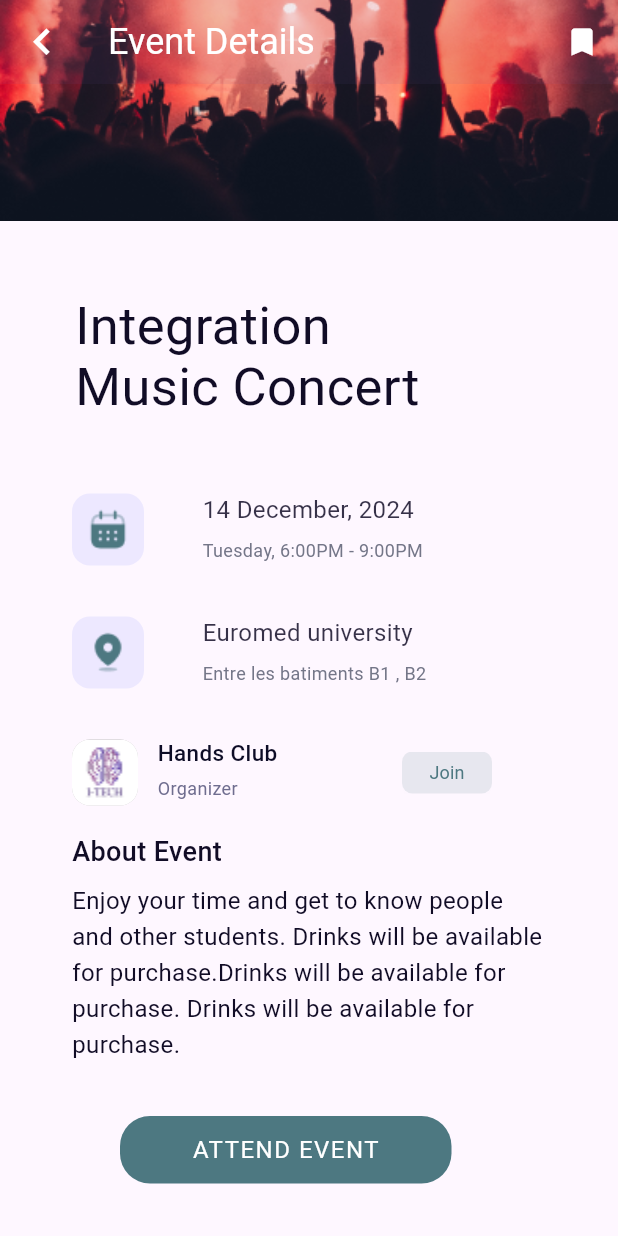
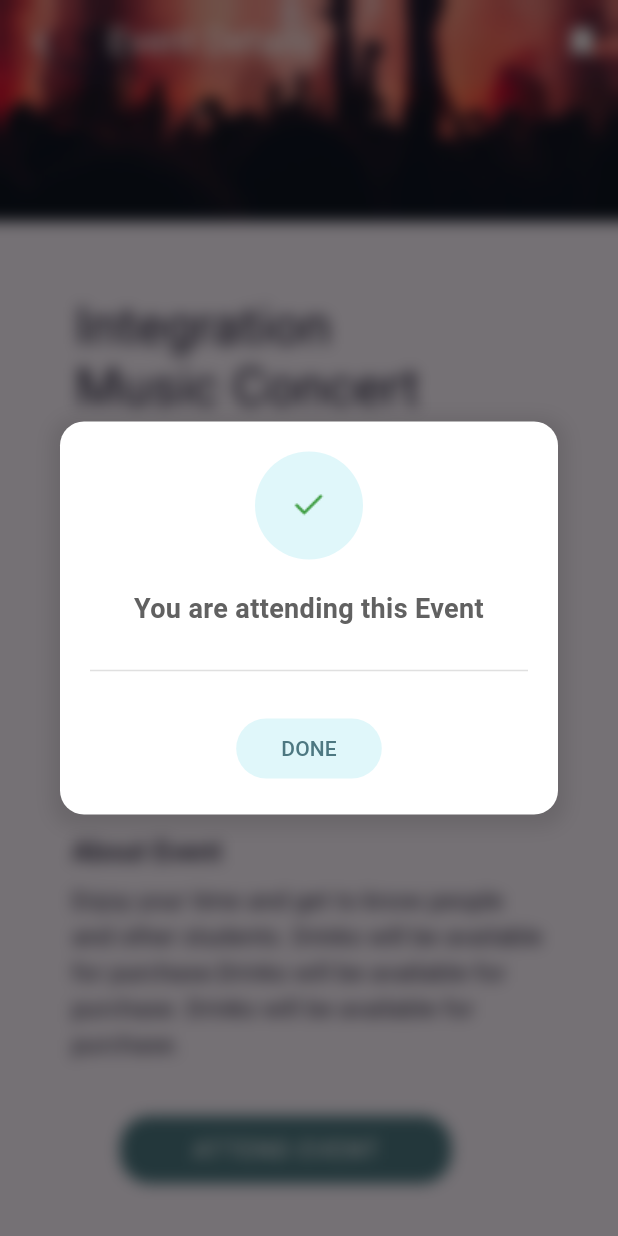
Before and after one commit to oussbad/Final-Project-flutter-, a Flutter app: the EventDetailsPage screen opened directly, scrolled down 104 dp, after a tap on "ATTEND EVENT", on a phone screen of 412 x 824 dp. Run offline on Flutter 3.47's test engine with Material 3 defaults, Android fonts, the light colour scheme and no system bars; our stand-ins replace image_picker; Roboto replaces fonts that are missing (ABeeZee, Airbnb Cereal App, Poppins).

Commit message:
added buttons interactions

```diff
--- a/lib/EventDetails.dart
+++ b/lib/EventDetails.dart
@@ -1,11 +1,17 @@
 import 'package:flutter/material.dart';
+import 'aboutClub.dart';
+import 'dart:ui';
+
 
 class EventDetailsPage extends StatefulWidget {
   @override
   _EventDetailsPageState createState() => _EventDetailsPageState();
+
 }
 
 class _EventDetailsPageState extends State<EventDetailsPage> {
+  final ValueNotifier<String> buttonText = ValueNotifier<String>('ATTEND EVENT');
+
   @override
   Widget build(BuildContext context) {
     return Scaffold(
@@ -365,7 +371,10 @@ class _EventDetailsPageState extends State<EventDetailsPage> {
                               top: -10,
                               child: TextButton(
                                 onPressed: () {
-                                  // Add your onPressed logic here
+                                  Navigator.push(
+                                    context,
+                                    MaterialPageRoute(builder: (context) => aboutClub()),
+                                  );
                                 },
                                 child: Text(
                                   'Join',
@@ -457,12 +466,15 @@ class _EventDetailsPageState extends State<EventDetailsPage> {
               color: Color(0xFF4D7881),
               shape: RoundedRectangleBorder(borderRadius: BorderRadius.circular(20)),
             ),
-            child: TextButton(
+            child: ValueListenableBuilder<String>(
+              valueListenable: buttonText,
+              builder: (context, value, child) {
+                return TextButton(
                   onPressed: () {
-                // Add your onPressed logic here
+                    _showBlurDialog(context);
                   },
                   child: Text(
-                'ATTEND EVENT',
+                    value,
                     style: TextStyle(
                       color: Colors.white,
                       fontSize: 16,
@@ -472,6 +484,8 @@ class _EventDetailsPageState extends State<EventDetailsPage> {
                       letterSpacing: 1,
                     ),
                   ),
+                );
+              },
             ),
           )
         ),
@@ -481,4 +495,102 @@ class _EventDetailsPageState extends State<EventDetailsPage> {
       ),
     );
   }
+
+  Future<void> _showBlurDialog(BuildContext context) {
+
+    return showDialog<void>(
+      context: context,
+
+      builder: (BuildContext context) {
+
+        return BackdropFilter(
+          filter: ImageFilter.blur(sigmaX: 5, sigmaY: 5),
+          child: Dialog(
+            shape: RoundedRectangleBorder(
+              borderRadius: BorderRadius.circular(16.0),
+            ),
+            backgroundColor: Colors.transparent,
+            child: Container(
+              padding: EdgeInsets.all(20.0),
+              decoration: BoxDecoration(
+                color: Colors.white,
+                borderRadius: BorderRadius.circular(16.0),
+                boxShadow: [
+                  BoxShadow(
+                    color: Colors.black.withOpacity(0.1),
+                    spreadRadius: 5,
+                    blurRadius: 10,
+                    offset: Offset(0, 3),
+                  ),
+                ],
+              ),
+              child: Column(
+                mainAxisSize: MainAxisSize.min,
+                children: [
+                  Container(
+                    width: 72,
+                    height: 72,
+                    decoration: BoxDecoration(
+                      color: Color(0xFFE0F7FA),
+                      shape: BoxShape.circle,
+                    ),
+                    child: Center(
+                      child: Image.asset(
+                        "images/check.png",
+                        width: 40,
+                        height: 40,
+                      ),
+                    ),
+                  ),
+                  SizedBox(height: 20),
+                  Text(
+                    'You are attending this Event',
+                    textAlign: TextAlign.center,
+                    style: TextStyle(
+                      color: Color(0xFF616161),
+                      fontSize: 18,
+                      fontFamily: 'Poppins',
+                      fontWeight: FontWeight.w600,
+                    ),
+                  ),
+                  SizedBox(height: 20),
+                  Divider(
+                    color: Colors.grey[300],
+                    thickness: 1,
+                  ),
+                  SizedBox(height: 20),
+                  ElevatedButton(
+                    onPressed: () {
+                      buttonText.value = 'YOU ARE ATTENDING';
+                      Navigator.of(context).pop();
+                      // Add any additional action here if needed
+                    },
+                    child: Text(
+                      'DONE',
+                      style: TextStyle(
+                        color: Color(0xFF4D7881),
+                        fontSize: 14,
+                        fontFamily: 'Poppins',
+                        fontWeight: FontWeight.w500,
+                      ),
+                    ),
+                    style: ElevatedButton.styleFrom(
+                      foregroundColor: Color(0xFF4D7881), backgroundColor: Color(0xFFE0F7FA),
+                      elevation: 0,
+                      padding: EdgeInsets.symmetric(horizontal: 30, vertical: 10),
+                      shape: RoundedRectangleBorder(
+                        borderRadius: BorderRadius.circular(20),
+                      ),
+                    ),
+                  ),
+                ],
+              ),
+            ),
+          ),
+        );
+
+      },
+
+    );
   }
+}
--- a/lib/Login.dart
+++ b/lib/Login.dart
@@ -2,6 +2,7 @@ import 'package:flutter/material.dart';
 import 'package:http/http.dart' as http;
 import 'dart:convert';
 
+import 'SingUp.dart';
 import 'Home.dart';
 
 class Login extends StatefulWidget {
@@ -253,7 +254,10 @@ class _LoginState extends State<Login> {
                         SizedBox(width: 5),
                         GestureDetector(
                           onTap: () {
-                            // Navigation to sign up screen
+                            Navigator.push(
+                              context,
+                              MaterialPageRoute(builder: (context) => Signup()),
+                            );
                           },
                           child: Text(
                             'Sign up',
--- a/lib/Profile.dart
+++ b/lib/Profile.dart
@@ -1,6 +1,7 @@
 import 'package:flutter/material.dart';
 import 'Reusable/SwitchButton.dart';
 import 'Reusable/miniEventsCard.dart';
+import 'EditProfile.dart';
 
 class ProfilePage extends StatefulWidget {
   final String profileImagePath;
@@ -50,6 +51,10 @@ class _ProfilePageState extends State<ProfilePage> {
           IconButton(
             icon:  Icon(Icons.mode_edit, size: 20),
             onPressed: () {
+              Navigator.push(
+                context,
+                MaterialPageRoute(builder: (context) => EditProfilePage()),
+              );
             },
           ),
         ],
--- a/lib/SingUp.dart
+++ b/lib/SingUp.dart
@@ -1,6 +1,7 @@
 import 'dart:convert';
 import 'package:flutter/material.dart';
 import 'package:http/http.dart' as http;
+import 'Login.dart';
 
 class Signup extends StatefulWidget {
   const Signup({Key? key}) : super(key: key);
@@ -165,7 +166,7 @@ class _SignupState extends State<Signup> {
                         style: TextStyle(
                           fontSize: 24,
                           fontWeight: FontWeight.bold,
-                          color: Colors.black,
+                          color: Colors.white,
                         ),
                       ),
                     ),
@@ -222,7 +223,10 @@ class _SignupState extends State<Signup> {
                         SizedBox(width: 5),
                         GestureDetector(
                           onTap: () {
-                            // Navigation to login screen
+                            Navigator.push(
+                              context,
+                              MaterialPageRoute(builder: (context) => Login()),
+                            );
                           },
                           child: Text(
                             'Login',
--- a/lib/main.dart
+++ b/lib/main.dart
@@ -27,7 +27,14 @@ class MyApp extends StatelessWidget {
   Widget build(BuildContext context) {
     return MaterialApp(
         debugShowCheckedModeBanner: false,
-        home: EventDetailsPage(),
+        home:  Signup()// ProfilePage(
+      // profileImagePath: 'images/marwan.png',
+      // profileName: 'Marouane AIT HAMMOU',
+      //  profileEmail: 'marwan@example.com',
+      // profileAddress: '123 Main Street',
+      // bioText: 'Lorem ipsum dolor sit amet, consectetur adipiscing elit , trhf  sjiiseu f dhusuf echsig cjvgh s uchcdih vdfnjkvx .',
+      // memberImagePath: 'images/itech.png',
+      //)
           );
   }
 }
```
Lines whose indentation alone changed are shown as unchanged.
